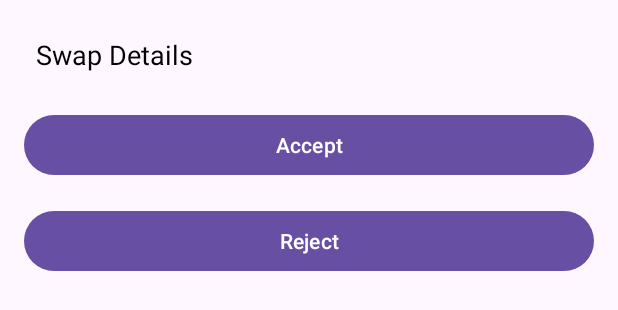
After one commit to NesaraRahal/SwiftRide, an Android app: the layout notifications_swap.xml on its own in the app's theme, with its tools: preview values and no code run, on a phone screen of 412 x 824 dp. The commit adds this screen. Shown: the top 310 px of the screen. Run offline under Robolectric (Android 15) with nearby library versions, the phone set to English and light mode, and no system bars.

Commit message:
Notification table to store seat swap details

```diff
--- a/app/src/main/AndroidManifest.xml
+++ b/app/src/main/AndroidManifest.xml
@@ -4,6 +4,7 @@
 
     <!-- Request permission to read external storage -->
 
+    <uses-permission android:name="android.permission.POST_NOTIFICATIONS" />
     <uses-permission android:name="android.permission.READ_EXTERNAL_STORAGE" />
     <uses-permission android:name="android.permission.INTERNET" />
     <uses-permission android:name="android.permission.WRITE_EXTERNAL_STORAGE" />
@@ -42,6 +43,8 @@
         <activity android:name=".BookBus" />
         <activity android:name=".ReserveSeat" />
         <activity android:name=".MyBookings" />
+        <activity android:name=".NotificationSwapActivity" />
+
 
 
     </application>
--- a/app/src/main/java/com/example/swiftride/BookBus.java
+++ b/app/src/main/java/com/example/swiftride/BookBus.java
@@ -124,4 +124,6 @@ public class BookBus extends Activity {
         Intent intent = new Intent(this, MyBookings.class);
         startActivity(intent);
     }
+
+
 }
--- a/app/src/main/res/layout/bus_book.xml
+++ b/app/src/main/res/layout/bus_book.xml
@@ -120,4 +120,6 @@
 
 
 
+
+
 </LinearLayout>
--- /dev/null
+++ b/app/src/main/res/layout/notifications_swap.xml
@@ -0,0 +1,32 @@
+<LinearLayout
+    xmlns:android="http://schemas.android.com/apk/res/android"
+    android:layout_width="match_parent"
+    android:layout_height="match_parent"
+    android:orientation="vertical"
+    android:padding="16dp">
+
+    <TextView
+        android:id="@+id/swapDetailsTextView"
+        android:layout_width="match_parent"
+        android:layout_height="wrap_content"
+        android:text="Swap Details"
+        android:textSize="18sp"
+        android:padding="8dp"
+        android:textColor="@android:color/black" />
+
+    <Button
+        android:id="@+id/acceptButton"
+        android:layout_width="match_parent"
+        android:layout_height="wrap_content"
+        android:text="Accept"
+        android:layout_marginTop="16dp"
+         />
+
+    <Button
+        android:id="@+id/rejectButton"
+        android:layout_width="match_parent"
+        android:layout_height="wrap_content"
+        android:text="Reject"
+        android:layout_marginTop="16dp"
+         />
+</LinearLayout>
```
Also changed, not shown: app/src/main/java/com/example/swiftride/DBHandler.java (+125 -5 lines), app/src/main/java/com/example/swiftride/Notification.java (added, +34 -0 lines), app/src/main/java/com/example/swiftride/NotificationSwapActivity.java (added, +43 -0 lines), app/src/main/java/com/example/swiftride/ReserveSeat.java (+34 -13 lines), app/src/main/res/drawable/ic_swap.png (added).
